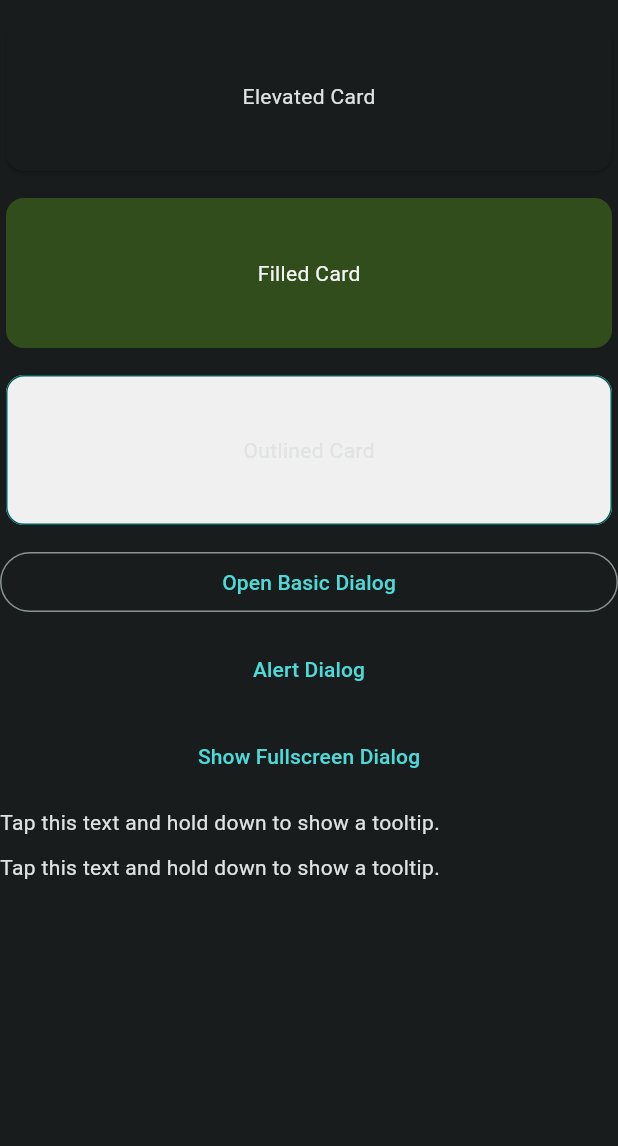
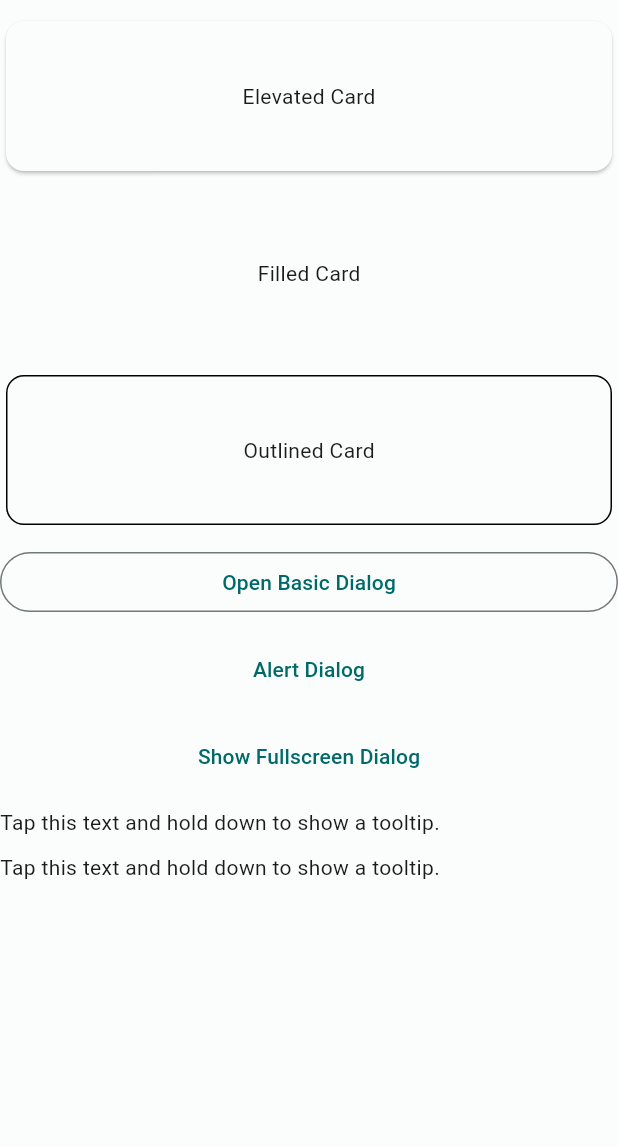
Before and after one commit to anathkalla/widget_catalog_flutter, a Flutter app: the ContainmentWidgets screen opened by its route, on a phone screen of 412 x 824 dp, the part 90-1236 px from its top. Run offline on Flutter 3.47's test engine with Material 2 defaults, Android fonts, the phone set to English and light mode, and no system bars; our stand-ins replace go_router; Roboto replaces fonts that are missing (Kanit).

Commit message:
Remove all colors used to make use of default styles

```diff
--- a/lib/global/icons.dart
+++ b/lib/global/icons.dart
@@ -5,11 +5,11 @@
 */
 
 import 'package:flutter/material.dart';
-import 'colors.dart';
+// import 'colors.dart';
 
 class Iconof {
   static Icon upArrow = const Icon(
     Icons.arrow_upward,
-    color: Colorof.primaryColor,
+    // color: Colorof.primaryColor,
   );
 }
--- a/lib/main.dart
+++ b/lib/main.dart
@@ -16,7 +16,7 @@ class MyApp extends StatelessWidget {
   Widget build(BuildContext context) {
     return MaterialApp.router(
       title: 'Wiki - Flutter Catalog',
-      themeMode: ThemeMode.dark,
+      themeMode: ThemeMode.light,
       theme: ThemeData(
           useMaterial3: isUsingMaterial3, colorScheme: lightColorScheme),
       darkTheme: ThemeData(
--- a/lib/screens/view_screen.dart
+++ b/lib/screens/view_screen.dart
@@ -18,8 +18,8 @@ class ViewFile extends StatelessWidget {
       padding: const EdgeInsets.all(8.0),
       child: Column(
         children: [
-          Container(
-            color: Colorof.secondaryColor.withOpacity(0.6),
+          SizedBox(
+            // color: Colorof.secondaryColor.withOpacity(0.6),
             height: screenHeight,
             child: const Padding(
               padding: EdgeInsets.all(8.0),
--- a/lib/widgets/Buttons/disabled_button.dart
+++ b/lib/widgets/Buttons/disabled_button.dart
@@ -9,8 +9,6 @@ class CsDisabledButton extends StatelessWidget {
   Widget build(BuildContext context) {
     final ButtonStyle style = ElevatedButton.styleFrom(
       textStyle: const TextStyle(fontSize: 20),
-      backgroundColor: Colorof.secondaryColor,
-      foregroundColor: Colorof.secondaryLightColor,
       minimumSize: const Size(100, 50),
       shape: const RoundedRectangleBorder(
         borderRadius: BorderRadius.all(Radius.circular(2)),
--- a/lib/widgets/Buttons/floating_action_button.dart
+++ b/lib/widgets/Buttons/floating_action_button.dart
@@ -10,7 +10,6 @@ class CsFloatingActionButton extends StatelessWidget {
   @override
   Widget build(BuildContext context) {
     return FloatingActionButton(
-      backgroundColor: Colorof.accentColor,
       onPressed: () {
         CsSnackBar.buildSnackbar(
           context: context,
--- a/lib/widgets/Buttons/icon_button.dart
+++ b/lib/widgets/Buttons/icon_button.dart
@@ -12,7 +12,6 @@ class CsIconButton extends StatelessWidget {
   Widget build(BuildContext context) {
     return IconButton(
       icon: const Icon(Icons.account_balance_wallet_rounded),
-      color: Colorof.secondaryColor,
       onPressed: () => {
         CsSnackBar.buildSnackbar(
           context: context,
--- a/lib/widgets/Buttons/toggle_button.dart
+++ b/lib/widgets/Buttons/toggle_button.dart
@@ -31,10 +31,6 @@ class _CsToggleButtonState extends State<CsToggleButton> {
         });
       },
       borderRadius: const BorderRadius.all(Radius.circular(8)),
-      selectedBorderColor: Colorof.primaryColor,
-      selectedColor: Colors.white,
-      fillColor: Colorof.primaryColor,
-      color: Colorof.primaryColor,
       isSelected: _selectedToggleList,
       children: iconsList,
     );
--- a/lib/widgets/Communication/SnackBar/custom_snackbar.dart
+++ b/lib/widgets/Communication/SnackBar/custom_snackbar.dart
@@ -1,5 +1,4 @@
 import 'package:flutter/material.dart';
-import '../../../global/colors.dart';
 
 class CsSnackBar {
   CsSnackBar._();
@@ -8,7 +7,6 @@ class CsSnackBar {
     ScaffoldMessenger.of(context).showSnackBar(
       SnackBar(
         content: Text(message),
-        backgroundColor: Colorof.secondaryColor,
         elevation: 5.0,
         margin: const EdgeInsets.all(0),
         duration: const Duration(milliseconds: 300),
--- a/lib/widgets/Containment/Cards/filled_card.dart
+++ b/lib/widgets/Containment/Cards/filled_card.dart
@@ -1,21 +1,17 @@
 import 'package:flutter/material.dart';
-import '../../../global/global.dart';
 
 class CsFilledCard extends StatelessWidget {
   final double cardHeight;
   final double cardWidth;
   final double cardElevation;
-  final Color cardColor;
   final Widget cardChild;
 
   const CsFilledCard(
       {super.key,
       this.cardElevation = 0,
-      this.cardColor = Colorof.secondaryColor,
       this.cardChild = const Center(
           child: Text(
         'Filled Card',
-        style: TextStyle(color: Colorof.textLight),
       )),
       this.cardHeight = 100,
       this.cardWidth = 300});
@@ -24,7 +20,6 @@ class CsFilledCard extends StatelessWidget {
   Widget build(BuildContext context) {
     return Card(
       elevation: cardElevation,
-      color: cardColor,
       child: SizedBox(
         width: cardWidth,
         height: cardHeight,
--- a/lib/widgets/Containment/Cards/outlined_card.dart
+++ b/lib/widgets/Containment/Cards/outlined_card.dart
@@ -1,23 +1,18 @@
 import 'package:flutter/material.dart';
-import '../../../global/global.dart';
 
 class CsOutlinedCard extends StatelessWidget {
   final double cardHeight;
   final double cardWidth;
   final double cardElevation;
-  final Color cardColor;
-  final Color cardBorderColor;
   final Widget cardChild;
   final double cardBorderRadius;
 
   const CsOutlinedCard(
       {super.key,
       this.cardElevation = 0,
-      this.cardColor = Colorof.secondaryLightColor,
       this.cardChild = const Center(child: Text('Outlined Card')),
       this.cardHeight = 100,
       this.cardWidth = 300,
-      this.cardBorderColor = Colorof.primaryColor,
       this.cardBorderRadius = 12});
 
   @override
@@ -25,12 +20,9 @@ class CsOutlinedCard extends StatelessWidget {
     return Card(
       elevation: cardElevation,
       shape: RoundedRectangleBorder(
-        side: BorderSide(
-          color: cardBorderColor,
-        ),
+        side: const BorderSide(),
         borderRadius: BorderRadius.all(Radius.circular(cardBorderRadius)),
       ),
-      color: cardColor,
       child: SizedBox(
         width: cardWidth,
         height: cardHeight,
--- a/lib/widgets/Containment/ListView/list_tile.dart
+++ b/lib/widgets/Containment/ListView/list_tile.dart
@@ -1,7 +1,5 @@
 import 'package:flutter/material.dart';
 import 'package:go_router/go_router.dart';
-
-import '../../../global/global.dart';
 
 class WidgetListItem extends StatelessWidget {
   final int index;
@@ -19,9 +17,6 @@ class WidgetListItem extends StatelessWidget {
   Widget build(BuildContext context) {
     return Card(
       child: ListTile(
-        selectedTileColor: Colorof.secondaryColor,
-        tileColor: Colorof.secondaryLightColor,
-        selectedColor: Colors.white,
         leading: const SizedBox(
           width: 40,
           child: FlutterLogo(),
--- a/lib/widgets/Containment/ToolTip/plain_tooltip.dart
+++ b/lib/widgets/Containment/ToolTip/plain_tooltip.dart
@@ -1,6 +1,4 @@
 import 'package:flutter/material.dart';
-
-import '../../../global/global.dart';
 
 class CsPlainTooltip extends StatelessWidget {
   final String toolTipMessage;
@@ -26,7 +24,6 @@ class CsPlainTooltip extends StatelessWidget {
       height: 10,
       padding: const EdgeInsets.all(8.0),
       preferBelow: false,
-      textStyle: const TextStyle(fontSize: 12, color: Colorof.textLight),
       showDuration: const Duration(seconds: 2),
       waitDuration: const Duration(seconds: 1),
       child: toolTipChild,
--- a/lib/widgets/Containment/ToolTip/rich_tooltip.dart
+++ b/lib/widgets/Containment/ToolTip/rich_tooltip.dart
@@ -1,5 +1,4 @@
 import 'package:flutter/material.dart';
-import '../../../global/global.dart';
 
 class CsRichTooltip extends StatelessWidget {
   final String toolTipMessage;
@@ -16,7 +15,6 @@ class CsRichTooltip extends StatelessWidget {
     return Tooltip(
       richMessage: TextSpan(
         text: toolTipMessage,
-        style: const TextStyle(color: Colorof.textLight),
         children: const <InlineSpan>[
           TextSpan(
             text: 'This is another span of this rich tooltip',
--- a/lib/widgets/Navigation/BottomNavigationBar/bottom_navigation_bar.dart
+++ b/lib/widgets/Navigation/BottomNavigationBar/bottom_navigation_bar.dart
@@ -61,12 +61,12 @@ class _CsBottomNavigationBarState extends State<CsBottomNavigationBar> {
           BottomNavigationBarItem(
             icon: Icon(Icons.school),
             label: 'Wiki',
-            backgroundColor: Colorof.primaryColor,
+            backgroundColor: Colorof.accentColor,
           ),
           BottomNavigationBarItem(
             icon: Icon(Icons.settings),
             label: 'Settings',
-            backgroundColor: Colorof.secondaryColor,
+            backgroundColor: Colorof.textDark,
           ),
         ],
         currentIndex: _selectedIndex,
```
